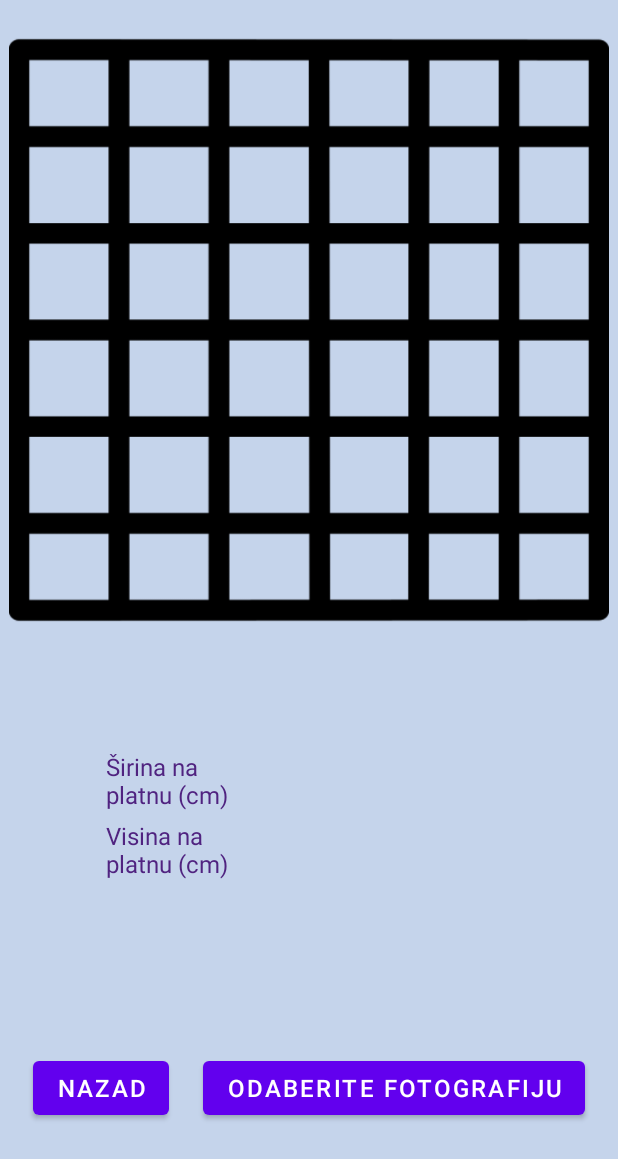
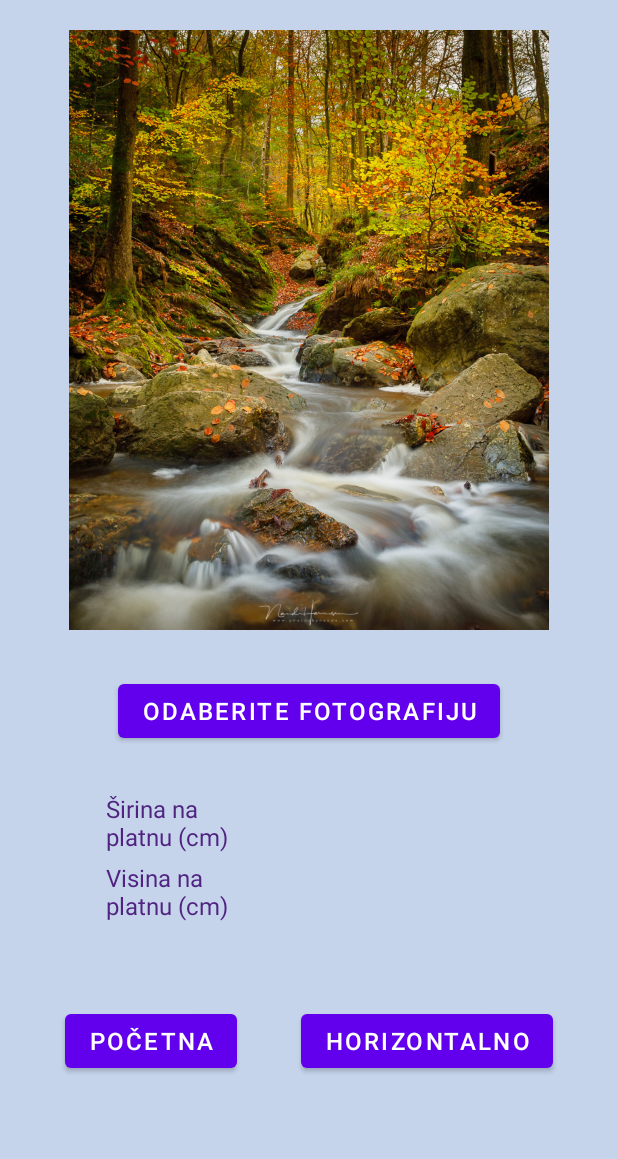
Before and after one commit to AHromic1/XYPainting, an Android app: the UploadActivityVertical screen opened directly, with no data from a screen before it, on a phone screen of 412 x 824 dp. Shown: the top 1159 px of the screen. Run offline under Robolectric (Android 15) with nearby library versions, the phone set to English and light mode, and no system bars.

Commit message:
Final commit

```diff
--- a/app/build.gradle
+++ b/app/build.gradle
@@ -43,12 +43,13 @@
     implementation 'androidx.constraintlayout:constraintlayout:2.1.4'
     implementation 'androidx.navigation:navigation-fragment-ktx:2.6.0'
     implementation 'androidx.navigation:navigation-ui-ktx:2.6.0'
+    implementation 'androidx.lifecycle:lifecycle-livedata-ktx:2.6.1'
+    implementation 'androidx.lifecycle:lifecycle-viewmodel-ktx:2.6.1'
     testImplementation 'junit:junit:4.13.2'
     androidTestImplementation 'androidx.test.ext:junit:1.1.5'
     androidTestImplementation 'androidx.test.espresso:espresso-core:3.5.1'
 
     implementation 'com.github.bumptech.glide:glide:4.12.0'
     annotationProcessor 'com.github.bumptech.glide:compiler:4.12.0'
-    implementation 'com.github.chrisbanes:PhotoView:2.3.0'
 
 }
--- a/app/src/main/java/com/example/xypainting/MainActivity.kt
+++ b/app/src/main/java/com/example/xypainting/MainActivity.kt
@@ -115,7 +115,7 @@
 
                 //println("HEIGHT  WIDTH" + XYFunctions.canvasHeight + XYFunctions.canvasWidth)
 
-            val intent = Intent(this, UploadActivity::class.java)
+            val intent = Intent(this, UploadActivityHorizontal::class.java)
             startActivity(intent)
         }
 
--- a/app/src/main/java/com/example/xypainting/UploadActivity.kt
+++ b/app/src/main/java/com/example/xypainting/UploadActivityVertical.kt
@@ -1,5 +1,6 @@
 package com.example.xypainting
 
+import android.annotation.SuppressLint
 import android.app.Activity
 import android.content.Intent
 import android.os.Bundle
@@ -10,18 +11,11 @@
 import android.widget.TextView
 import androidx.activity.result.ActivityResultLauncher
 import androidx.activity.result.contract.ActivityResultContracts
-import com.google.android.material.snackbar.Snackbar
 import androidx.appcompat.app.AppCompatActivity
-import androidx.navigation.findNavController
-import androidx.navigation.ui.AppBarConfiguration
-import androidx.navigation.ui.navigateUp
-import androidx.navigation.ui.setupActionBarWithNavController
-import com.example.xypainting.databinding.ActivityUploadBinding
 import com.bumptech.glide.Glide
 import java.text.DecimalFormat
 
-
-class UploadActivity : AppCompatActivity() {
+class UploadActivityVertical : AppCompatActivity() {
 
     companion object {
         private const val REQUEST_IMAGE_PICK = 100
@@ -33,11 +27,13 @@
     private lateinit var resultHeight: TextView
     private lateinit var resultWidth: TextView
     private lateinit var bttnBack: Button
+    private lateinit var bttnVertical: Button
+    @SuppressLint("MissingInflatedId")  //sometimes it doesn't recognize id which exists
     override fun onCreate(savedInstanceState: Bundle?) {
         super.onCreate(savedInstanceState)
-        setContentView(R.layout.activity_upload)
+        setContentView(R.layout.activity_upload_vertical)
 
-        imageView = findViewById(R.id.painting3)
+        imageView = findViewById(R.id.painting2V)
 
         imageView.setOnTouchListener { view, motionEvent ->
             if (motionEvent.action == MotionEvent.ACTION_UP) {  //actions are performed when user lifts the finger og the image
@@ -67,7 +63,7 @@
             true // Return 'true' to consume the touch event - no further actions are needed
         }
 
-        bttnUpload = findViewById(R.id.button_first)
+        bttnUpload = findViewById(R.id.button_first2)
 
         // Creating the launcher
         imagePickLauncher = registerForActivityResult(ActivityResultContracts.StartActivityForResult()) { result ->
@@ -86,13 +82,17 @@
             imagePickLauncher.launch(intent)
         }
 
-        bttnBack = findViewById(R.id.buttonPrevious)
+        bttnBack = findViewById(R.id.buttonPrevious2)
         bttnBack.setOnClickListener {
             val intent = Intent(this, MainActivity::class.java)
             startActivity(intent)
         }
 
+        bttnVertical = findViewById(R.id.button_horizontal)
 
+        bttnVertical.setOnClickListener {
+            val intent = Intent(this, UploadActivityHorizontal::class.java)
+            startActivity(intent)
+        }
+    }
 }
-
-}
--- a/app/src/main/res/layout/activity_upload.xml
+++ b/app/src/main/res/layout/activity_upload_horizontal.xml
@@ -5,39 +5,39 @@
     android:layout_width="match_parent"
     android:layout_height="match_parent"
     android:background="#C5D4EB"
-    tools:context=".UploadActivity">
+    tools:context=".UploadActivityHorizontal">
 
     <ImageView
         android:id="@+id/painting2"
         android:layout_width="400dp"
-        android:layout_height="400dp"
+        android:layout_height="wrap_content"
         android:layout_marginTop="20dp"
         app:layout_constraintEnd_toEndOf="parent"
         app:layout_constraintStart_toStartOf="parent"
         app:layout_constraintTop_toTopOf="parent"
-        app:srcCompat="@drawable/grid" />
-    <ImageView
-        android:id="@+id/painting3"
-        android:layout_width="400dp"
-        android:layout_height="400dp"
-        android:layout_marginTop="20dp"
+        app:srcCompat="@drawable/horizontal"
+        />
+
+    <androidx.constraintlayout.widget.Guideline
+        android:id="@+id/guideline"
+        android:layout_width="wrap_content"
+        android:layout_height="wrap_content"
+        android:orientation="horizontal"
+        app:layout_constraintGuide_begin="400dp"
         app:layout_constraintEnd_toEndOf="parent"
         app:layout_constraintStart_toStartOf="parent"
-        app:layout_constraintTop_toTopOf="parent"
-        app:srcCompat="@drawable/grid"
-        />
+        app:layout_constraintTop_toBottomOf="@+id/painting2"/>
 
     <Button
         android:id="@+id/buttonPrevious"
         android:layout_width="wrap_content"
         android:layout_height="wrap_content"
-        android:text="Nazad"
+        android:text="Početna"
         android:textSize="16sp"
-        app:layout_constraintBottom_toBottomOf="parent"
         app:layout_constraintTop_toBottomOf="@+id/textViewHeightResult"
-        app:layout_constraintEnd_toStartOf="@+id/button_first"
+        app:layout_constraintEnd_toStartOf="@+id/button_vertical"
         app:layout_constraintStart_toStartOf="parent"
-        android:layout_marginTop="40dp"
+        android:layout_marginTop="55dp"
         />
 
     <TextView
@@ -62,11 +62,11 @@
         android:text="Širina na platnu (cm)"
         android:textSize="16sp"
         android:textColor="#502380"
-        android:layout_marginTop="80dp"
+        android:layout_marginTop="30dp"
         android:layout_marginLeft="0dp"
         android:layout_marginRight="0dp"
         app:layout_constraintStart_toStartOf="parent"
-        app:layout_constraintTop_toBottomOf="@+id/painting2"
+        app:layout_constraintTop_toBottomOf="@+id/button_first"
         app:layout_constraintEnd_toStartOf="@+id/editTextWidthResult"
         />
 
@@ -76,6 +76,7 @@
         android:layout_height="wrap_content"
         android:layout_marginLeft="0dp"
         android:layout_marginRight="0dp"
+        android:layout_marginTop="5dp"
         android:textSize="16sp"
         android:textColor="#502380"
         app:layout_constraintStart_toEndOf="@+id/textViewHeightResult"
@@ -88,6 +89,7 @@
         android:layout_height="wrap_content"
         android:layout_marginLeft="0dp"
         android:layout_marginRight="0dp"
+        android:layout_marginTop="5dp"
         android:textSize="16sp"
         android:textColor="#502380"
         app:layout_constraintStart_toEndOf="@+id/textViewWidthResult"
@@ -99,15 +101,22 @@
         android:id="@+id/button_first"
         android:layout_width="wrap_content"
         android:layout_height="wrap_content"
+        android:layout_marginTop="20dp"
         android:text="Odaberite fotografiju"
         android:textSize="16sp"
-        android:layout_marginBottom="0dp"
-        android:layout_marginLeft="0dp"
-        android:layout_marginRight="0dp"
-        app:layout_constraintBottom_toBottomOf="parent"
         app:layout_constraintEnd_toEndOf="parent"
+        app:layout_constraintStart_toStartOf="parent"
+        app:layout_constraintTop_toBottomOf="@+id/guideline"
+         />
+
+    <Button
+        android:id="@+id/button_vertical"
+        android:layout_width="wrap_content"
+        android:layout_height="wrap_content"
+        android:text="Vertikalno"
+        android:textSize="16sp"
+        app:layout_constraintEnd_toEndOf="parent"
+        app:layout_constraintBottom_toBottomOf="@+id/buttonPrevious"
         app:layout_constraintStart_toEndOf="@+id/buttonPrevious"
-        app:layout_constraintTop_toBottomOf="@+id/textViewHeightResult"
-        android:layout_marginTop="40dp"
-        />
+        app:layout_constraintTop_toTopOf="@+id/buttonPrevious" />
 </androidx.constraintlayout.widget.ConstraintLayout>
--- /dev/null
+++ b/app/src/main/res/layout/activity_upload_vertical.xml
@@ -0,0 +1,125 @@
+<?xml version="1.0" encoding="utf-8"?>
+<androidx.constraintlayout.widget.ConstraintLayout xmlns:android="http://schemas.android.com/apk/res/android"
+    xmlns:app="http://schemas.android.com/apk/res-auto"
+    xmlns:tools="http://schemas.android.com/tools"
+    android:layout_width="match_parent"
+    android:layout_height="match_parent"
+    android:background="#C5D4EB"
+    tools:context=".UploadActivityVertical">
+
+    <ImageView
+        android:id="@+id/painting2V"
+        android:layout_width="wrap_content"
+        android:layout_height="400dp"
+        android:layout_marginTop="20dp"
+        app:layout_constraintEnd_toEndOf="parent"
+        app:layout_constraintStart_toStartOf="parent"
+        app:layout_constraintTop_toTopOf="parent"
+        app:srcCompat="@drawable/vertical"
+        />
+
+    <androidx.constraintlayout.widget.Guideline
+        android:id="@+id/guideline"
+        android:layout_width="wrap_content"
+        android:layout_height="wrap_content"
+        android:orientation="horizontal"
+        app:layout_constraintGuide_begin="430dp"
+        app:layout_constraintEnd_toEndOf="parent"
+        app:layout_constraintStart_toStartOf="parent"
+        app:layout_constraintTop_toBottomOf="@+id/painting2V"/>
+
+
+    <Button
+        android:id="@+id/buttonPrevious2"
+        android:layout_width="wrap_content"
+        android:layout_height="wrap_content"
+        android:text="Početna"
+        android:textSize="16sp"
+        app:layout_constraintTop_toBottomOf="@+id/textViewHeightResult2"
+        app:layout_constraintEnd_toStartOf="@+id/button_horizontal"
+        app:layout_constraintStart_toStartOf="parent"
+        android:layout_marginTop="55dp"
+        />
+
+    <TextView
+        android:id="@+id/textViewHeightResult2"
+        android:layout_width="100dp"
+        android:layout_height="wrap_content"
+        android:text="Visina na platnu (cm)"
+        android:textSize="16sp"
+        android:textColor="#502380"
+        android:layout_marginTop="5dp"
+        android:layout_marginLeft="0dp"
+        android:layout_marginRight="0dp"
+        app:layout_constraintStart_toStartOf="parent"
+        app:layout_constraintTop_toBottomOf="@+id/textViewWidthResult2"
+        app:layout_constraintEnd_toStartOf="@+id/editTextHeightResult2"
+        />
+
+    <TextView
+        android:id="@+id/textViewWidthResult2"
+        android:layout_width="100dp"
+        android:layout_height="wrap_content"
+        android:text="Širina na platnu (cm)"
+        android:textSize="16sp"
+        android:textColor="#502380"
+        android:layout_marginTop="30dp"
+        android:layout_marginLeft="0dp"
+        android:layout_marginRight="0dp"
+        app:layout_constraintStart_toStartOf="parent"
+        app:layout_constraintTop_toBottomOf="@+id/button_first2"
+        app:layout_constraintEnd_toStartOf="@+id/editTextWidthResult2"
+        />
+
+    <TextView
+        android:id="@+id/editTextHeightResult2"
+        android:layout_width="100dp"
+        android:layout_height="wrap_content"
+        android:layout_marginLeft="0dp"
+        android:layout_marginRight="0dp"
+        android:layout_marginTop="5dp"
+        android:textSize="16sp"
+        android:textColor="#502380"
+        app:layout_constraintStart_toEndOf="@+id/textViewHeightResult2"
+        app:layout_constraintEnd_toEndOf="parent"
+        app:layout_constraintTop_toTopOf="@+id/textViewHeightResult2"
+        />
+    <TextView
+        android:id="@+id/editTextWidthResult2"
+        android:layout_width="100dp"
+        android:layout_height="wrap_content"
+        android:layout_marginLeft="0dp"
+        android:layout_marginRight="0dp"
+        android:layout_marginTop="5dp"
+        android:textSize="16sp"
+        android:textColor="#502380"
+        app:layout_constraintStart_toEndOf="@+id/textViewWidthResult2"
+        app:layout_constraintTop_toTopOf="@+id/textViewWidthResult2"
+        app:layout_constraintEnd_toEndOf="parent"
+        />
+
+    <Button
+        android:id="@+id/button_first2"
+        android:layout_width="wrap_content"
+        android:layout_height="wrap_content"
+        android:layout_marginTop="20dp"
+        android:text="Odaberite fotografiju"
+        android:textSize="16sp"
+        app:layout_constraintEnd_toEndOf="parent"
+        app:layout_constraintStart_toStartOf="parent"
+        app:layout_constraintTop_toBottomOf="@+id/guideline"
+         />
+
+    <Button
+        android:id="@+id/button_horizontal"
+        android:layout_width="wrap_content"
+        android:layout_height="wrap_content"
+        android:text="Horizontalno"
+        android:textSize="16sp"
+        app:layout_constraintEnd_toEndOf="parent"
+        app:layout_constraintBottom_toBottomOf="@+id/buttonPrevious2"
+        app:layout_constraintStart_toEndOf="@+id/buttonPrevious2"
+        app:layout_constraintTop_toTopOf="@+id/buttonPrevious2" />
+
+
+</androidx.constraintlayout.widget.ConstraintLayout>
--- a/app/src/main/res/values/dimens.xml
+++ b/app/src/main/res/values/dimens.xml
@@ -1,3 +1,6 @@
 <resources>
     <dimen name="fab_margin">16dp</dimen>
+    <!-- Default screen margins, per the Android Design guidelines. -->
+    <dimen name="activity_horizontal_margin">16dp</dimen>
+    <dimen name="activity_vertical_margin">16dp</dimen>
 </resources>
```
Also changed, not shown: app/src/main/AndroidManifest.xml (+9 -4 lines), app/src/main/java/com/example/xypainting/UploadActivityHorizontal.kt (added, +104 -0 lines), app/src/main/res/drawable/ic_dashboard_black_24dp.xml (added, +9 -0 lines), app/src/main/res/drawable/ic_home_black_24dp.xml (added, +9 -0 lines), app/src/main/res/drawable/ic_notifications_black_24dp.xml (added, +9 -0 lines), app/src/main/res/values/strings.xml (+8 -2 lines), app/src/main/res/drawable/horizontal.jpg (added), app/src/main/res/drawable/vertical.jpg (added).
